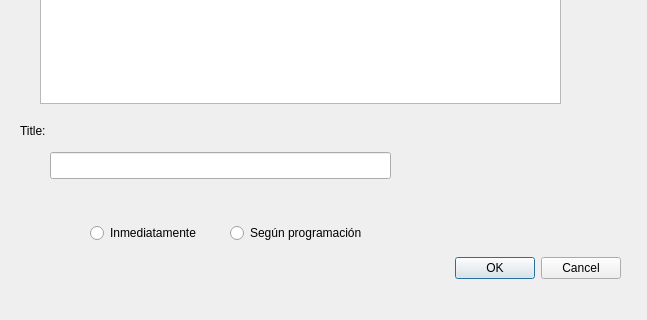
Qt form src/radioui/newprogramdialog.ui (rsalinas/ecoradio) before a commit; both pictures show x 0 to 647 and y 138 to 458 of the 647 by 458 pixel window.
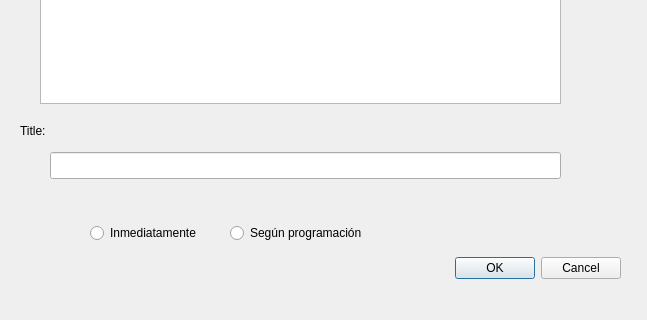
The same form after that commit.

```diff
--- a/src/radioui/newprogramdialog.ui
+++ b/src/radioui/newprogramdialog.ui
@@ -60,7 +60,7 @@
     <rect>
      <x>50</x>
      <y>290</y>
-     <width>341</width>
+     <width>511</width>
      <height>27</height>
     </rect>
    </property>
```
Left out of the diff: 6 changed lines with no effect on the pictures.
